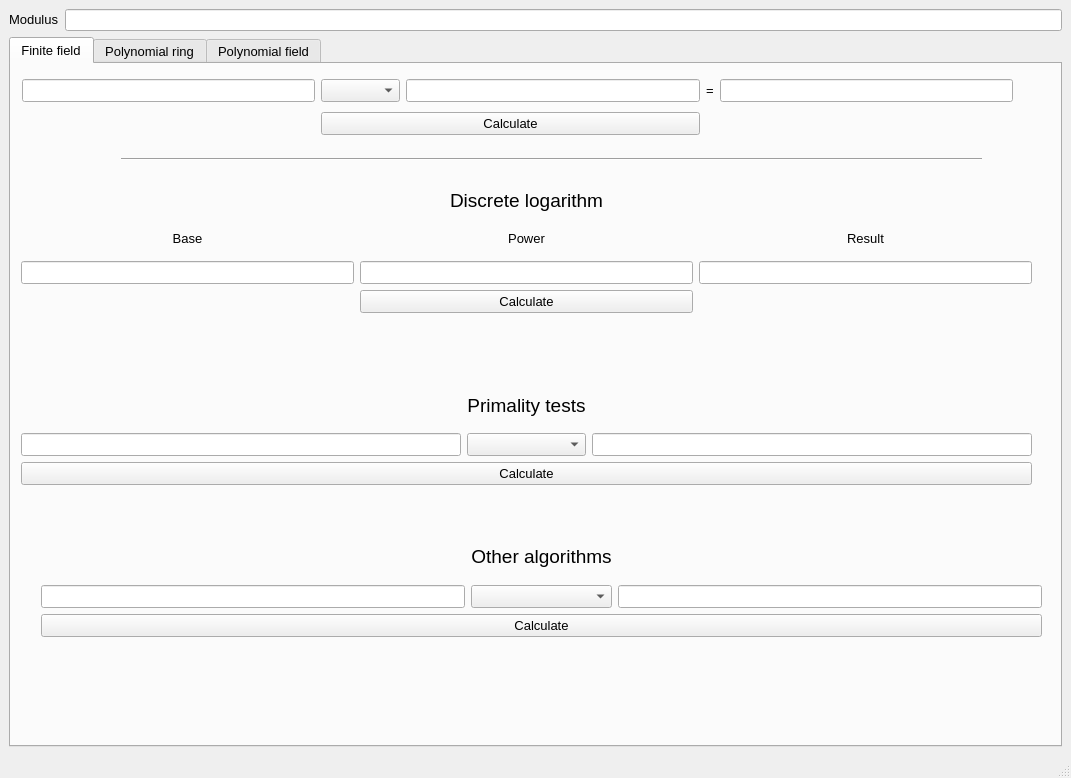
The window that ModularArithmetic/mainwindow.ui (YaroslavDrovolskyi/algebra-project) describes before a commit, drawn with Qt 5.
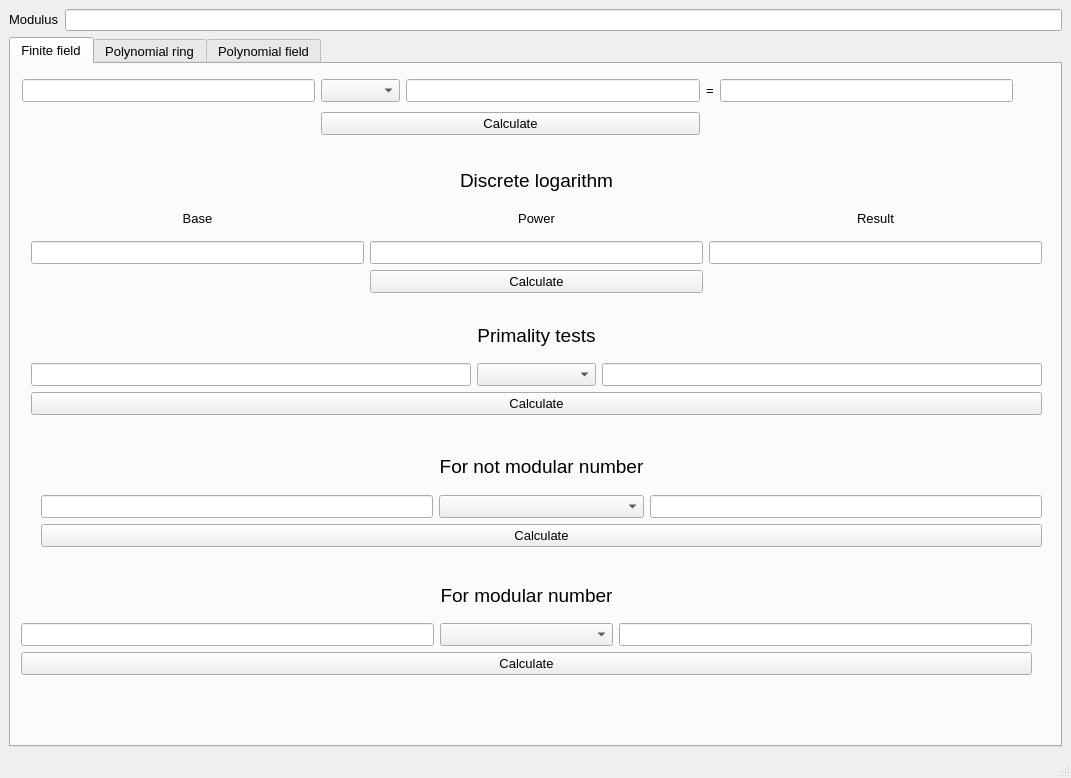
The same window after the commit.

Diff of the .ui file:
```diff
--- a/ModularArithmetic/mainwindow.ui
+++ b/ModularArithmetic/mainwindow.ui
@@ -49,7 +49,7 @@
           <property name="geometry">
            <rect>
             <x>30</x>
-            <y>470</y>
+            <y>380</y>
             <width>1001</width>
             <height>103</height>
            </rect>
@@ -83,7 +83,7 @@
              <item row="0" column="1">
               <widget class="QLabel" name="label_14">
                <property name="text">
-                <string>&lt;html&gt;&lt;head/&gt;&lt;body&gt;&lt;p&gt;&lt;span style=&quot; font-size:14pt;&quot;&gt;Other algorithms&lt;/span&gt;&lt;/p&gt;&lt;/body&gt;&lt;/html&gt;</string>
+                <string>&lt;html&gt;&lt;head/&gt;&lt;body&gt;&lt;p&gt;&lt;span style=&quot; font-size:14pt;&quot;&gt;For not modular number&lt;/span&gt;&lt;/p&gt;&lt;/body&gt;&lt;/html&gt;</string>
                </property>
                <property name="alignment">
                 <set>Qt::AlignCenter</set>
@@ -142,8 +142,8 @@
          <widget class="QWidget" name="layoutWidget">
           <property name="geometry">
            <rect>
-            <x>10</x>
-            <y>120</y>
+            <x>20</x>
+            <y>100</y>
             <width>1011</width>
             <height>129</height>
            </rect>
@@ -217,24 +217,11 @@
            </item>
           </layout>
          </widget>
-         <widget class="Line" name="line_4">
-          <property name="geometry">
-           <rect>
-            <x>110</x>
-            <y>80</y>
-            <width>861</width>
-            <height>31</height>
-           </rect>
-          </property>
-          <property name="orientation">
-           <enum>Qt::Horizontal</enum>
-          </property>
-         </widget>
          <widget class="QWidget" name="layoutWidget_2">
           <property name="geometry">
            <rect>
-            <x>10</x>
-            <y>320</y>
+            <x>20</x>
+            <y>250</y>
             <width>1011</width>
             <height>101</height>
            </rect>
@@ -275,6 +262,51 @@
            </item>
           </layout>
          </widget>
+         <widget class="QWidget" name="layoutWidget_3">
+          <property name="geometry">
+           <rect>
+            <x>10</x>
+            <y>510</y>
+            <width>1011</width>
+            <height>101</height>
+           </rect>
+          </property>
+          <layout class="QGridLayout" name="gridLayout_12">
+           <item row="1" column="0">
+            <widget class="QLineEdit" name="number3_input_5"/>
+           </item>
+           <item row="1" column="2">
+            <widget class="QLineEdit" name="result_12">
+             <property name="enabled">
+              <bool>true</bool>
+             </property>
+             <property name="readOnly">
+              <bool>true</bool>
+             </property>
+            </widget>
+           </item>
+           <item row="1" column="1">
+            <widget class="QComboBox" name="operator_select_6"/>
+           </item>
+           <item row="2" column="0" colspan="3">
+            <widget class="QPushButton" name="calculate_btn_11">
+             <property name="text">
+              <string>Calculate</string>
+             </property>
+            </widget>
+           </item>
+           <item row="0" column="1">
+            <widget class="QLabel" name="label_28">
+             <property name="text">
+              <string>&lt;html&gt;&lt;head/&gt;&lt;body&gt;&lt;p&gt;&lt;span style=&quot; font-size:14pt;&quot;&gt;For modular number&lt;/span&gt;&lt;/p&gt;&lt;/body&gt;&lt;/html&gt;</string>
+             </property>
+             <property name="alignment">
+              <set>Qt::AlignCenter</set>
+             </property>
+            </widget>
+           </item>
+          </layout>
+         </widget>
         </widget>
         <widget class="QWidget" name="tab_2">
          <attribute name="title">
```
